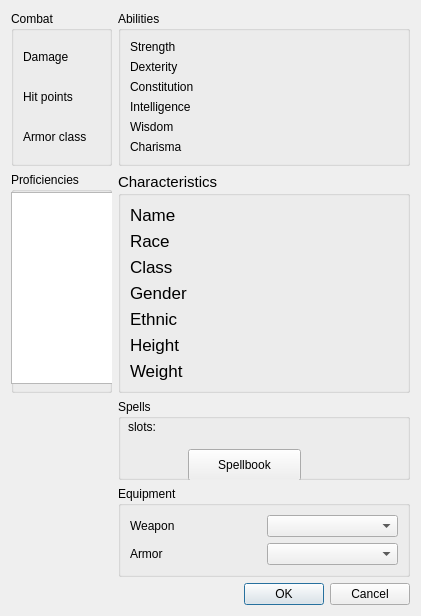
Before: the Qt Designer form pyQTApp/qt_designer_widgets/character_dialog.ui in codingame-team/DnD-5th-Edition-API, drawn with Qt 5.
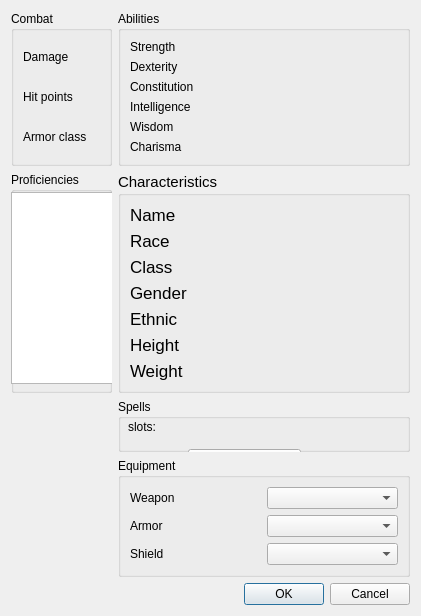
After: the same form once the commit is applied.

Commit message: bugfixes on boltac's trading post, on equipment handling in character sheet and refactoring in widgets

Diff of the .ui file:
```diff
--- a/pyQTApp/qt_designer_widgets/character_dialog.ui
+++ b/pyQTApp/qt_designer_widgets/character_dialog.ui
@@ -121,6 +121,16 @@
       <item row="2" column="1">
        <widget class="QComboBox" name="armor_cbx"/>
       </item>
+      <item row="3" column="0">
+       <widget class="QLabel" name="label_22">
+        <property name="text">
+         <string>Shield</string>
+        </property>
+       </widget>
+      </item>
+      <item row="3" column="1">
+       <widget class="QComboBox" name="shield_cbx"/>
+      </item>
      </layout>
     </widget>
    </item>
```
Left out of the diff: 8 changed lines with no effect on the pictures. The commit also changes 7 other files.
